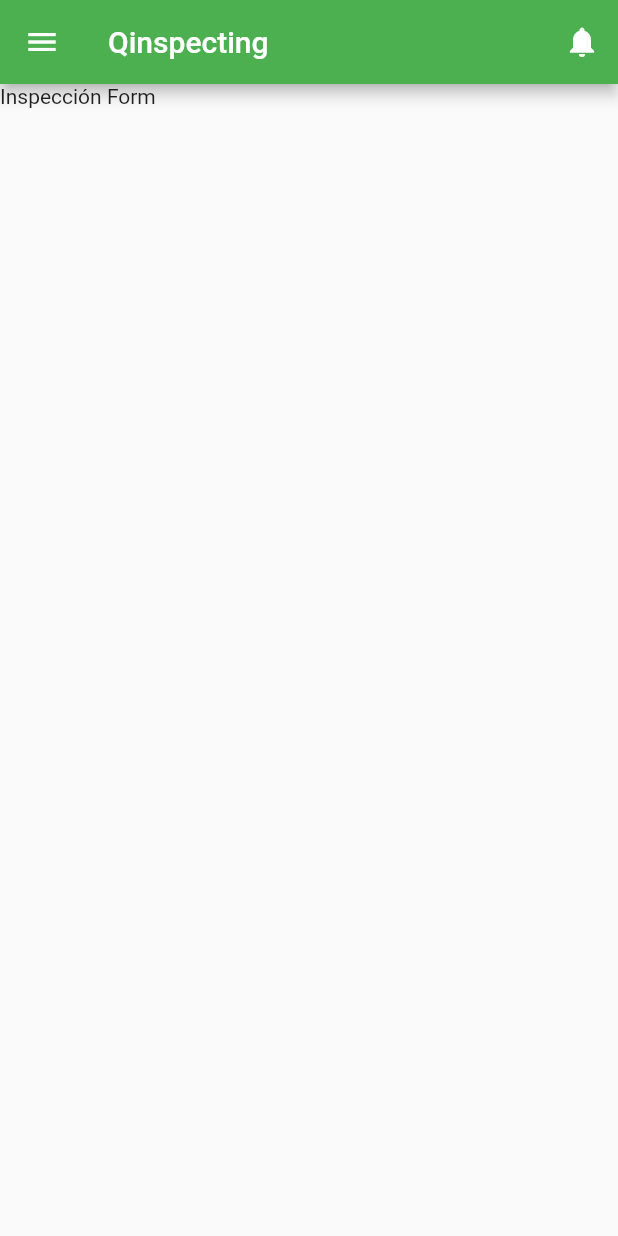
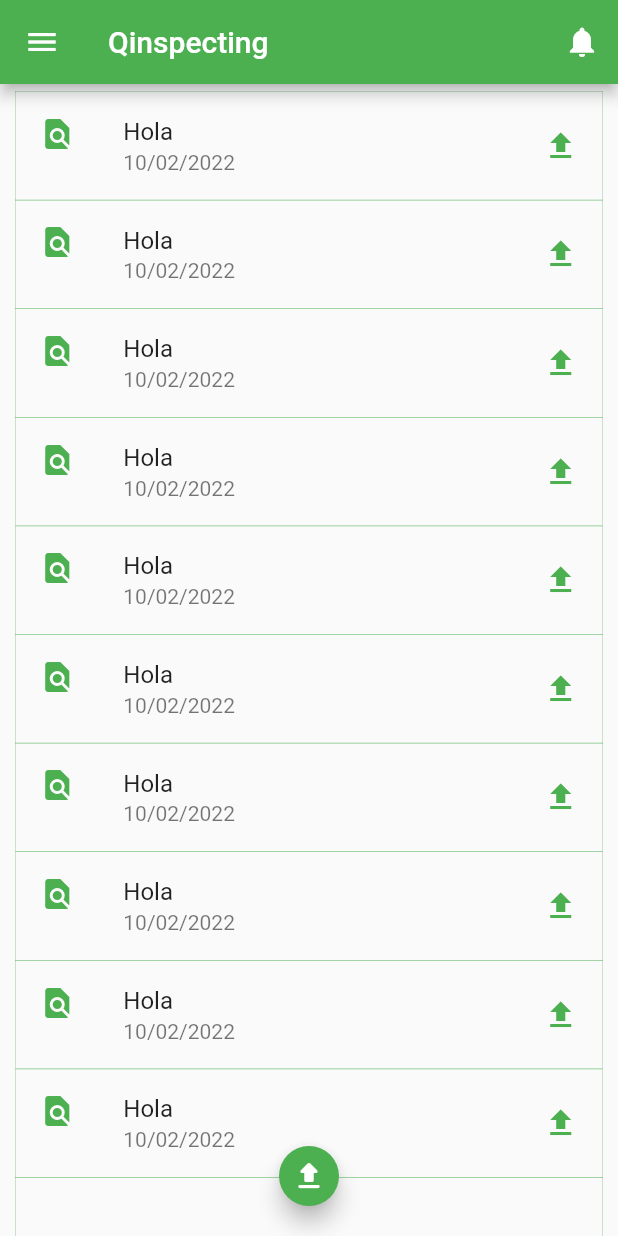
Before and after one commit to eadelson9602/app_qinspecting, a Flutter app: the SendPendingInspectionScree screen opened by its route, on a phone screen of 412 x 824 dp. Run offline on Flutter 3.47's test engine with Material 2 defaults, Android fonts, the phone set to English and light mode, and no system bars; our stand-ins replace date_time_picker, dio, image_picker, signature, sqflite; accounts and stored records are empty; project files that could hold a hidden picture were left out.

Commit message:
Se crea vista para mostrar las inspecciones pendientes por enviar al servidor

```diff
--- a/lib/screens/send_pending_inspection_screen.dart
+++ b/lib/screens/send_pending_inspection_screen.dart
@@ -11,7 +11,31 @@ class SendPendingInspectionScree extends StatelessWidget {
       appBar: const CustomAppBar().createAppBar(),
       drawer: const CustomDrawer(),
       body: Container(
-        child: Text('Inspección Form'),
+        height: double.infinity,
+        padding: EdgeInsets.only(top: 5, left: 10, right: 10, bottom: 50),
+        child: ListView.builder(
+            itemCount: 15,
+            itemBuilder: (_, int i) => ListTile(
+                  iconColor: Colors.green,
+                  shape: Border.all(
+                      style: BorderStyle.solid,
+                      color: Colors.green,
+                      width: 0.2),
+                  leading: Icon(
+                    Icons.find_in_page,
+                  ),
+                  title: Text('Hola'),
+                  subtitle: Text('10/02/2022'),
+                  trailing: Icon(
+                    Icons.upload,
+                  ),
+                )),
+      ),
+      floatingActionButtonLocation: FloatingActionButtonLocation.centerFloat,
+      floatingActionButton: FloatingActionButton(
+        mini: true,
+        onPressed: () {},
+        child: Icon(Icons.upload_rounded),
       ),
     );
   }
```
